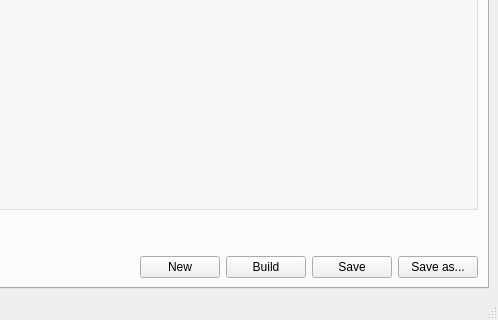
The window that gui/MainWindow.ui (obewan/SIPAI) describes before a commit, drawn with Qt 5; both pictures show x 596 to 1094 and y 561 to 881 of the 1094 by 881 pixel window.
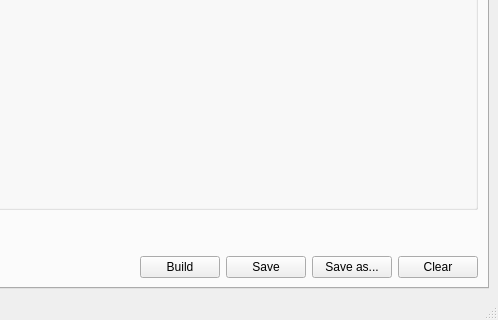
The same window after the commit. Icons and pictures are not drawn.

Patch:
```diff
--- a/gui/MainWindow.ui
+++ b/gui/MainWindow.ui
@@ -659,17 +659,6 @@
                   </property>
                  </spacer>
                 </item>
-                <item>
-                 <widget class="QPushButton" name="pushButtonNew">
-                  <property name="text">
-                   <string>New</string>
-                  </property>
-                  <property name="icon">
-                   <iconset resource="icons.qrc">
-                    <normaloff>:/icons/Document-new.svg</normaloff>:/icons/Document-new.svg</iconset>
-                  </property>
-                 </widget>
-                </item>
                 <item>
                  <widget class="QPushButton" name="pushButtonNetworkBuild">
                   <property name="toolTip">
@@ -712,6 +701,19 @@
                   </property>
                  </widget>
                 </item>
+                <item>
+                 <widget class="QPushButton" name="pushButtonClear">
+                  <property name="toolTip">
+                   <string>Remove the current model and reset the parameters.</string>
+                  </property>
+                  <property name="text">
+                   <string>Clear</string>
+                  </property>
+                  <property name="icon">
+                   <iconset theme="QIcon::ThemeIcon::EditDelete"/>
+                  </property>
+                 </widget>
+                </item>
                </layout>
               </item>
              </layout>
```
